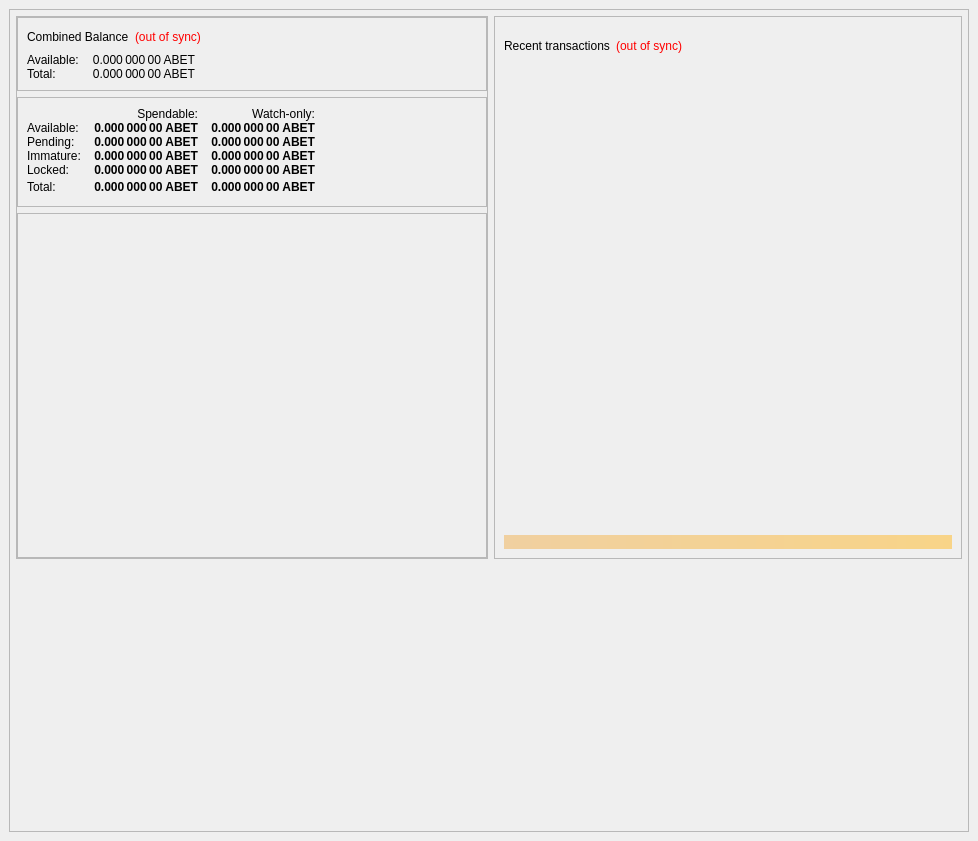
Qt form src/qt/forms/overviewpage.ui (CoinStaging/abet) before a commit.
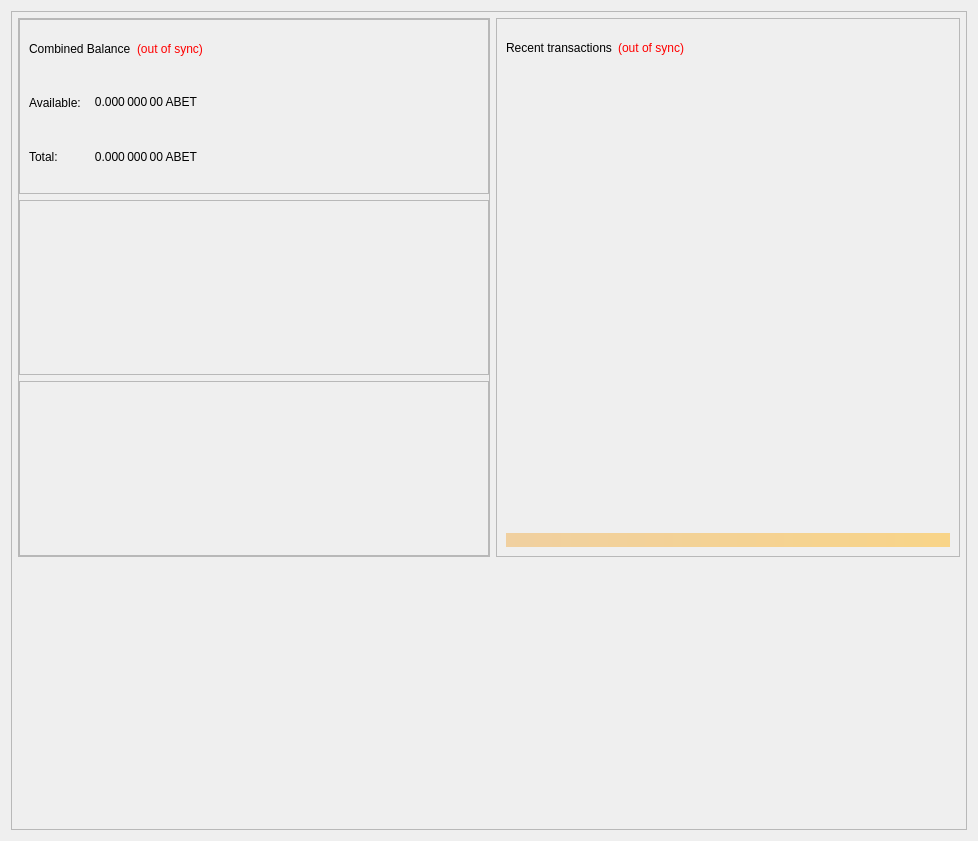
The same form after that commit.

Commit message: Restore Overview QT

```diff
--- a/src/qt/forms/overviewpage.ui
+++ b/src/qt/forms/overviewpage.ui
@@ -19,15 +19,9 @@
   <property name="windowTitle">
    <string>Form</string>
   </property>
+  <layout class="QGridLayout" name="gridLayout">
+   <item row="0" column="0">
   <widget class="QFrame" name="frame_BG">
-   <property name="geometry">
-    <rect>
-     <x>9</x>
-     <y>9</y>
-     <width>960</width>
-     <height>823</height>
-    </rect>
-   </property>
    <property name="minimumSize">
     <size>
      <width>850</width>
@@ -329,342 +323,7 @@
                   <property name="frameShadow">
                    <enum>QFrame::Raised</enum>
                   </property>
-                  <layout class="QVBoxLayout" name="verticalLayout_4">
-                   <item>
-                    <layout class="QGridLayout" name="gridLayout">
-                     <property name="horizontalSpacing">
-                      <number>12</number>
-                     </property>
-                     <property name="verticalSpacing">
-                      <number>0</number>
-                     </property>
-                     <item row="0" column="1">
-                      <widget class="QLabel" name="labelSpendable">
-                       <property name="text">
-                        <string>Spendable:</string>
-                       </property>
-                       <property name="alignment">
-                        <set>Qt::AlignRight|Qt::AlignTrailing|Qt::AlignVCenter</set>
-                       </property>
-                      </widget>
-                     </item>
-                     <item row="0" column="2">
-                      <widget class="QLabel" name="labelWatchonly">
-                       <property name="text">
-                        <string>Watch-only:</string>
-                       </property>
-                       <property name="alignment">
-                        <set>Qt::AlignRight|Qt::AlignTrailing|Qt::AlignVCenter</set>
-                       </property>
-                      </widget>
-                     </item>
-                     <item row="1" column="0">
-                      <widget class="QLabel" name="labelBalanceText">
-                       <property name="text">
-                        <string>Available:</string>
-                       </property>
-                      </widget>
-                     </item>
-                     <item row="1" column="1">
-                      <widget class="QLabel" name="labelBalance">
-                       <property name="font">
-                        <font>
-                         <weight>75</weight>
-                         <bold>true</bold>
-                        </font>
-                       </property>
-                       <property name="cursor">
-                        <cursorShape>IBeamCursor</cursorShape>
-                       </property>
-                       <property name="toolTip">
-                        <string>Your current spendable balance</string>
-                       </property>
-                       <property name="text">
-                        <string notr="true">0.000 000 00 ABET</string>
-                       </property>
-                       <property name="alignment">
-                        <set>Qt::AlignRight|Qt::AlignTrailing|Qt::AlignVCenter</set>
-                       </property>
-                       <property name="textInteractionFlags">
-                        <set>Qt::LinksAccessibleByMouse|Qt::TextSelectableByKeyboard|Qt::TextSelectableByMouse</set>
-                       </property>
-                      </widget>
-                     </item>
-                     <item row="1" column="2">
-                      <widget class="QLabel" name="labelWatchAvailable">
-                       <property name="font">
-                        <font>
-                         <weight>75</weight>
-                         <bold>true</bold>
-                        </font>
-                       </property>
-                       <property name="cursor">
-                        <cursorShape>IBeamCursor</cursorShape>
-                       </property>
-                       <property name="toolTip">
-                        <string>Your current balance in watch-only addresses</string>
-                       </property>
-                       <property name="text">
-                        <string notr="true">0.000 000 00 ABET</string>
-                       </property>
-                       <property name="alignment">
-                        <set>Qt::AlignRight|Qt::AlignTrailing|Qt::AlignVCenter</set>
-                       </property>
-                       <property name="textInteractionFlags">
-                        <set>Qt::LinksAccessibleByMouse|Qt::TextSelectableByKeyboard|Qt::TextSelectableByMouse</set>
-                       </property>
-                      </widget>
-                     </item>
-                     <item row="2" column="0">
-                      <widget class="QLabel" name="labelPendingText">
-                       <property name="text">
-                        <string>Pending:</string>
-                       </property>
-                      </widget>
-                     </item>
-                     <item row="2" column="1">
-                      <widget class="QLabel" name="labelUnconfirmed">
-                       <property name="font">
-                        <font>
-                         <weight>75</weight>
-                         <bold>true</bold>
-                        </font>
-                       </property>
-                       <property name="cursor">
-                        <cursorShape>IBeamCursor</cursorShape>
-                       </property>
-                       <property name="toolTip">
-                        <string>Total of transactions that have yet to be confirmed, and do not yet count toward the spendable balance</string>
-                       </property>
-                       <property name="text">
-                        <string notr="true">0.000 000 00 ABET</string>
-                       </property>
-                       <property name="alignment">
-                        <set>Qt::AlignRight|Qt::AlignTrailing|Qt::AlignVCenter</set>
-                       </property>
-                       <property name="textInteractionFlags">
-                        <set>Qt::LinksAccessibleByMouse|Qt::TextSelectableByKeyboard|Qt::TextSelectableByMouse</set>
-                       </property>
-                      </widget>
-                     </item>
-                     <item row="2" column="2">
-                      <widget class="QLabel" name="labelWatchPending">
-                       <property name="font">
-                        <font>
-                         <weight>75</weight>
-                         <bold>true</bold>
-                        </font>
-                       </property>
-                       <property name="cursor">
-                        <cursorShape>IBeamCursor</cursorShape>
-                       </property>
-                       <property name="toolTip">
-                        <string>Unconfirmed transactions to watch-only addresses</string>
-                       </property>
-                       <property name="text">
-                        <string notr="true">0.000 000 00 ABET</string>
-                       </property>
-                       <property name="alignment">
-                        <set>Qt::AlignRight|Qt::AlignTrailing|Qt::AlignVCenter</set>
-                       </property>
-                       <property name="textInteractionFlags">
-                        <set>Qt::LinksAccessibleByMouse|Qt::TextSelectableByKeyboard|Qt::TextSelectableByMouse</set>
-                       </property>
-                      </widget>
-                     </item>
-                     <item row="3" column="0">
-                      <widget class="QLabel" name="labelImmatureText">
-                       <property name="text">
-                        <string>Immature:</string>
-                       </property>
-                      </widget>
-                     </item>
-                     <item row="3" column="1">
-                      <widget class="QLabel" name="labelImmature">
-                       <property name="font">
-                        <font>
-                         <weight>75</weight>
-                         <bold>true</bold>
-                        </font>
-                       </property>
-                       <property name="cursor">
-                        <cursorShape>IBeamCursor</cursorShape>
-                       </property>
-                       <property name="toolTip">
-                        <string>Staked or masternode rewards that has not yet matured</string>
-                       </property>
-                       <property name="text">
-                        <string notr="true">0.000 000 00 ABET</string>
-                       </property>
-                       <property name="alignment">
-                        <set>Qt::AlignRight|Qt::AlignTrailing|Qt::AlignVCenter</set>
-                       </property>
-                       <property name="textInteractionFlags">
-                        <set>Qt::LinksAccessibleByMouse|Qt::TextSelectableByKeyboard|Qt::TextSelectableByMouse</set>
-                       </property>
-                      </widget>
-                     </item>
-                     <item row="3" column="2">
-                      <widget class="QLabel" name="labelWatchImmature">
-                       <property name="font">
-                        <font>
-                         <weight>75</weight>
-                         <bold>true</bold>
-                        </font>
-                       </property>
-                       <property name="cursor">
-                        <cursorShape>IBeamCursor</cursorShape>
-                       </property>
-                       <property name="toolTip">
-                        <string>Staked or masternode rewards in watch-only addresses that has not yet matured</string>
-                       </property>
-                       <property name="text">
-                        <string notr="true">0.000 000 00 ABET</string>
-                       </property>
-                       <property name="alignment">
-                        <set>Qt::AlignRight|Qt::AlignTrailing|Qt::AlignVCenter</set>
-                       </property>
-                       <property name="textInteractionFlags">
-                        <set>Qt::LinksAccessibleByMouse|Qt::TextSelectableByKeyboard|Qt::TextSelectableByMouse</set>
-                       </property>
-                      </widget>
-                     </item>
-                     <item row="4" column="0">
-                      <widget class="QLabel" name="labelLockedBalanceText">
-                       <property name="toolTip">
-                        <string>Locked ABET or Masternode collaterals. These are excluded from zABET minting.</string>
-                       </property>
-                       <property name="text">
-                        <string>Locked:</string>
-                       </property>
-                      </widget>
-                     </item>
-                     <item row="4" column="1">
-                      <widget class="QLabel" name="labelLockedBalance">
-                       <property name="font">
-                        <font>
-                         <weight>75</weight>
-                         <bold>true</bold>
-                        </font>
-                       </property>
-                       <property name="cursor">
-                        <cursorShape>IBeamCursor</cursorShape>
-                       </property>
-                       <property name="toolTip">
-                        <string>Locked ABET or Masternode collaterals. These are excluded from zABET minting.</string>
-                       </property>
-                       <property name="text">
-                        <string notr="true">0.000 000 00 ABET</string>
-                       </property>
-                       <property name="alignment">
-                        <set>Qt::AlignRight|Qt::AlignTrailing|Qt::AlignVCenter</set>
-                       </property>
-                       <property name="textInteractionFlags">
-                        <set>Qt::LinksAccessibleByMouse|Qt::TextSelectableByKeyboard|Qt::TextSelectableByMouse</set>
-                       </property>
-                      </widget>
-                     </item>
-                     <item row="4" column="2">
-                      <widget class="QLabel" name="labelWatchLocked">
-                       <property name="font">
-                        <font>
-                         <weight>75</weight>
-                         <bold>true</bold>
-                        </font>
-                       </property>
-                       <property name="cursor">
-                        <cursorShape>IBeamCursor</cursorShape>
-                       </property>
-                       <property name="toolTip">
-                        <string>Current locked balance in watch-only addresses</string>
-                       </property>
-                       <property name="text">
-                        <string notr="true">0.000 000 00 ABET</string>
-                       </property>
-                       <property name="alignment">
-                        <set>Qt::AlignRight|Qt::AlignTrailing|Qt::AlignVCenter</set>
-                       </property>
-                       <property name="textInteractionFlags">
-                        <set>Qt::LinksAccessibleByMouse|Qt::TextSelectableByKeyboard|Qt::TextSelectableByMouse</set>
-                       </property>
-                      </widget>
-                     </item>
-                     <item row="5" column="0">
-                      <widget class="QLabel" name="labelTotalText">
-                       <property name="toolTip">
-                        <string>Your current Altbet balance, unconfirmed and immature transactions included</string>
-                       </property>
-                       <property name="text">
-                        <string>Total:</string>
-                       </property>
-                      </widget>
-                     </item>
-                     <item row="5" column="1">
-                      <widget class="QLabel" name="labelTotal">
-                       <property name="font">
-                        <font>
-                         <weight>75</weight>
-                         <bold>true</bold>
-                        </font>
-                       </property>
-                       <property name="cursor">
-                        <cursorShape>IBeamCursor</cursorShape>
-                       </property>
-                       <property name="toolTip">
-                        <string>Your current Altbet balance, unconfirmed and immature transactions included</string>
-                       </property>
-                       <property name="text">
-                        <string notr="true">0.000 000 00 ABET</string>
-                       </property>
-                       <property name="alignment">
-                        <set>Qt::AlignRight|Qt::AlignTrailing|Qt::AlignVCenter</set>
-                       </property>
-                       <property name="textInteractionFlags">
-                        <set>Qt::LinksAccessibleByMouse|Qt::TextSelectableByKeyboard|Qt::TextSelectableByMouse</set>
-                       </property>
-                      </widget>
-                     </item>
-                     <item row="5" column="2">
-                      <widget class="QLabel" name="labelWatchTotal">
-                       <property name="font">
-                        <font>
-                         <weight>75</weight>
-                         <bold>true</bold>
-                        </font>
-                       </property>
-                       <property name="cursor">
-                        <cursorShape>IBeamCursor</cursorShape>
-                       </property>
-                       <property name="toolTip">
-                        <string>Current total balance in watch-only addresses</string>
-                       </property>
-                       <property name="text">
-                        <string notr="true">0.000 000 00 ABET</string>
-                       </property>
-                       <property name="alignment">
-                        <set>Qt::AlignRight|Qt::AlignTrailing|Qt::AlignVCenter</set>
-                       </property>
-                       <property name="textInteractionFlags">
-                        <set>Qt::LinksAccessibleByMouse|Qt::TextSelectableByKeyboard|Qt::TextSelectableByMouse</set>
-                       </property>
-                      </widget>
-                     </item>
-                     <item row="5" column="3">
-                      <spacer name="horizontalSpacer_9">
-                       <property name="orientation">
-                        <enum>Qt::Horizontal</enum>
-                       </property>
-                       <property name="sizeHint" stdset="0">
-                        <size>
-                         <width>40</width>
-                         <height>20</height>
-                        </size>
-                       </property>
-                      </spacer>
-                     </item>
-                    </layout>
-                   </item>
-                  </layout>
+                    <layout class="QVBoxLayout" name="verticalLayout_4"/>
                  </widget>
                 </item>
                 <item>
@@ -675,33 +334,7 @@
                   <property name="frameShadow">
                    <enum>QFrame::Raised</enum>
                   </property>
-                  <layout class="QVBoxLayout" name="verticalLayout_7">
-                   <item>
-                    <widget class="QFrame" name="frame_bottom_1">
-                     <property name="minimumSize">
-                      <size>
-                       <width>0</width>
-                       <height>320</height>
-                      </size>
-                     </property>
-                     <layout class="QVBoxLayout" name="verticalLayout_9">
-                      <item>
-                       <spacer name="verticalSpacer_2">
-                        <property name="orientation">
-                         <enum>Qt::Vertical</enum>
-                        </property>
-                        <property name="sizeHint" stdset="0">
-                         <size>
-                          <width>20</width>
-                          <height>10</height>
-                         </size>
-                        </property>
-                       </spacer>
-                      </item>
-                     </layout>
-                    </widget>
-                   </item>
-                  </layout>
+                    <layout class="QVBoxLayout" name="verticalLayout_7"/>
                  </widget>
                 </item>
                </layout>
@@ -870,6 +503,8 @@
     </item>
    </layout>
   </widget>
+   </item>
+  </layout>
  </widget>
  <resources/>
  <connections/>
```
Lines whose indentation alone changed are shown as unchanged.
